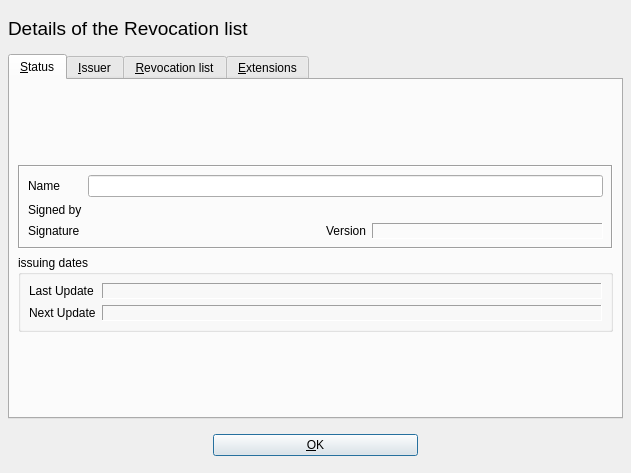
chris2511/xca, file ui/CrlDetail.ui: the form before one commit.
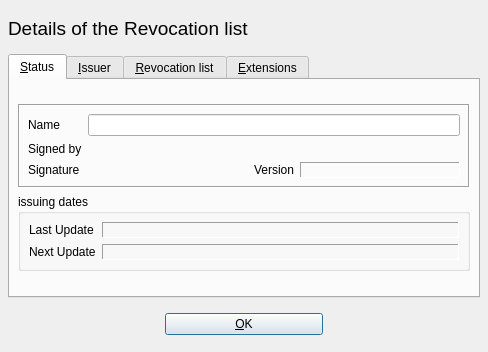
The form after the commit. Custom widgets are drawn as their Qt base class.

Commit message: fix dialog sizes for long DNs and automatic resizing

The edit to the form file:
```diff
--- a/ui/CrlDetail.ui
+++ b/ui/CrlDetail.ui
@@ -8,8 +8,8 @@
    <rect>
     <x>0</x>
     <y>0</y>
-    <width>631</width>
-    <height>473</height>
+    <width>488</width>
+    <height>352</height>
    </rect>
   </property>
   <property name="windowTitle" >
@@ -138,16 +138,7 @@
              <number>6</number>
             </property>
             <item>
-             <widget class="ClickLabel" name="signCheck" >
-              <property name="sizePolicy" >
-               <sizepolicy>
-                <hsizetype>13</hsizetype>
-                <vsizetype>13</vsizetype>
-                <horstretch>0</horstretch>
-                <verstretch>0</verstretch>
-               </sizepolicy>
-              </property>
-             </widget>
+             <widget class="ClickLabel" name="signCheck" />
             </item>
             <item>
              <widget class="QLabel" name="TextLabel1_3" >
@@ -232,6 +223,14 @@
           </property>
           <item row="1" column="1" >
            <widget class="QLabel" name="nUpdate" >
+            <property name="sizePolicy" >
+             <sizepolicy>
+              <hsizetype>3</hsizetype>
+              <vsizetype>5</vsizetype>
+              <horstretch>0</horstretch>
+              <verstretch>0</verstretch>
+             </sizepolicy>
+            </property>
             <property name="frameShape" >
              <enum>QFrame::Panel</enum>
             </property>
@@ -244,8 +243,8 @@
            <widget class="QLabel" name="lUpdate" >
             <property name="sizePolicy" >
              <sizepolicy>
-              <hsizetype>7</hsizetype>
-              <vsizetype>1</vsizetype>
+              <hsizetype>3</hsizetype>
+              <vsizetype>5</vsizetype>
               <horstretch>0</horstretch>
               <verstretch>0</verstretch>
              </sizepolicy>
@@ -451,14 +450,14 @@
  <customwidgets>
   <customwidget>
    <class>DistName</class>
-   <extends></extends>
+   <extends>QWidget</extends>
    <header>widgets/distname.h</header>
    <container>1</container>
    <pixmap></pixmap>
   </customwidget>
   <customwidget>
    <class>ClickLabel</class>
-   <extends>QWidget</extends>
+   <extends>QLabel</extends>
    <header>widgets/clicklabel.h</header>
    <container>0</container>
    <pixmap></pixmap>
```
Left out of the diff: 14 changed lines with no effect on the pictures. The commit also changes 7 other files.
